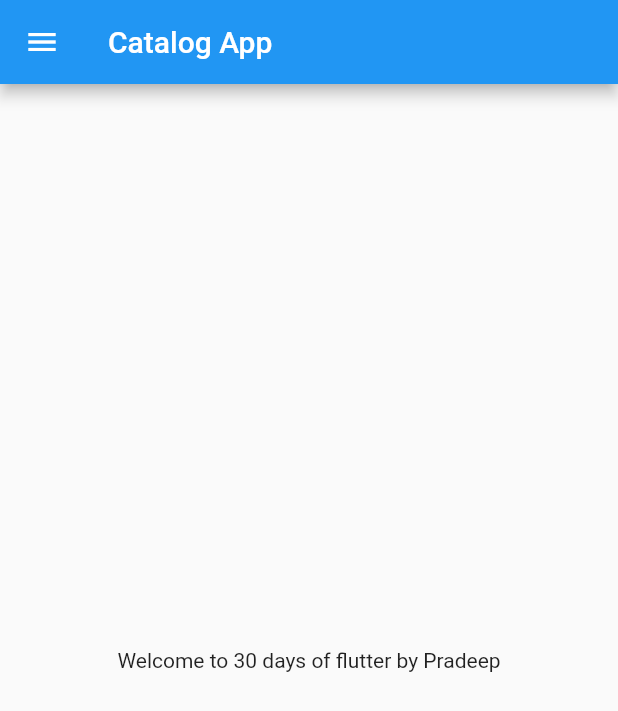
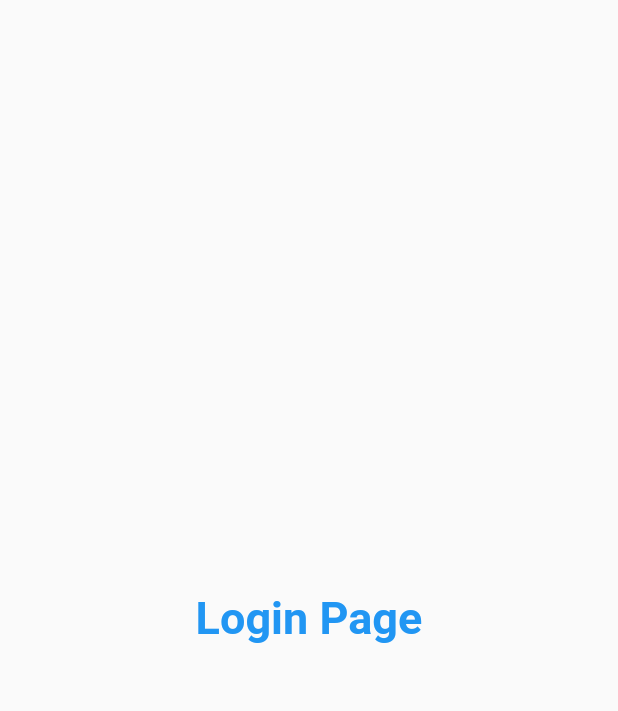
Before and after one commit to prac-this/30daysofFlutter, a Flutter app: the screen it shows after launch, on a phone screen of 412 x 824 dp. Shown: the top 711 px of the screen. Run offline on Flutter 3.47's test engine with Material 2 defaults, Android fonts, the phone set to English and light mode, and no system bars.

Commit message:
Day 3 Completed

```diff
--- a/lib/main.dart
+++ b/lib/main.dart
@@ -1,5 +1,6 @@
 import 'package:flutter/material.dart';
-import 'package:flutter_catalog/home_page.dart';
+import 'package:flutter_catalog/pages/home_page.dart';
+import 'package:flutter_catalog/pages/login_page.dart';
 
 void main() {
   runApp(MyApp());
@@ -11,7 +12,14 @@ class MyApp extends StatelessWidget {
   @override
   Widget build(BuildContext context) {
     return MaterialApp(
-      home: Homepage(),
+      themeMode: ThemeMode.light,
+      theme: ThemeData(primarySwatch: Colors.deepPurple),
+      darkTheme: ThemeData(brightness: Brightness.dark),
+      routes: {
+        "/": (context) => LoginPage(),
+        "/home": (context) => HomePage(),
+        "/login": (context) => LoginPage(),
+      },
     );
   }
 }
--- a/lib/home_page.dart
+++ b/lib/pages/home_page.dart
@@ -1,6 +1,6 @@
 import 'package:flutter/material.dart';
 
-class Homepage extends StatelessWidget {
+class HomePage extends StatelessWidget {
   final days = 30;
   final name = 'Pradeep';
 
--- /dev/null
+++ b/lib/pages/login_page.dart
@@ -0,0 +1,21 @@
+import 'package:flutter/material.dart';
+
+class LoginPage extends StatelessWidget {
+  const LoginPage({Key? key}) : super(key: key);
+
+  @override
+  Widget build(BuildContext context) {
+    return Material(
+      child: Center(
+        child: Text(
+          'Login Page',
+          style: TextStyle(
+            fontSize: 30,
+            color: Colors.blue,
+            fontWeight: FontWeight.bold,
+          ),
+        ),
+      ),
+    );
+  }
+}
```
